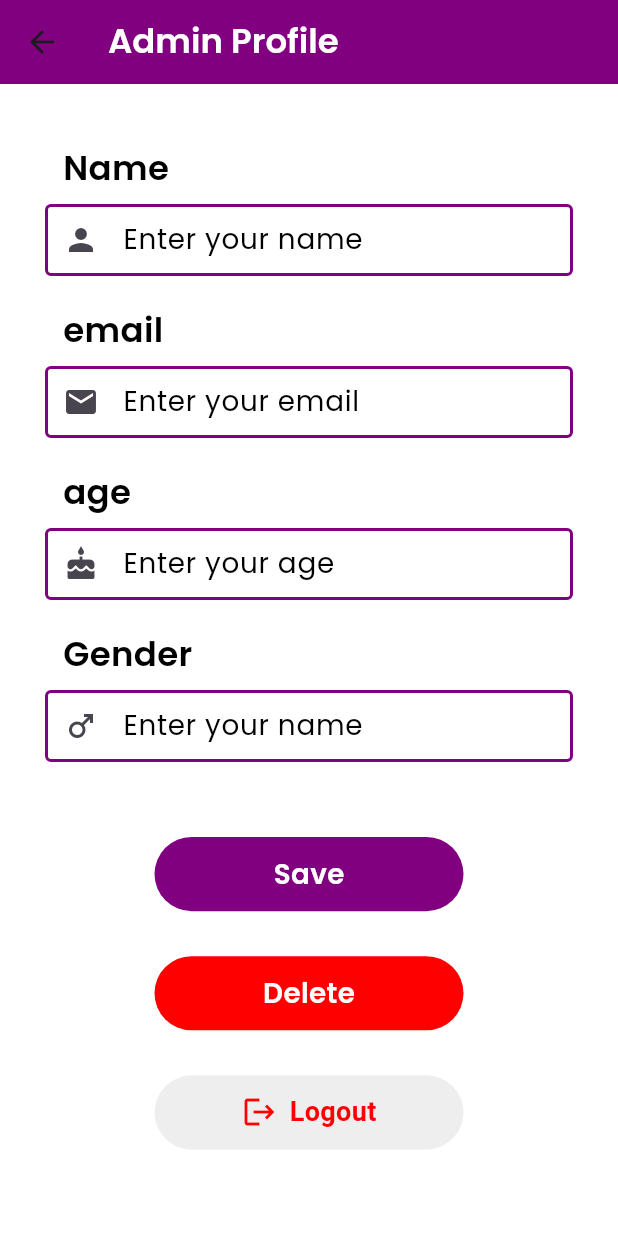
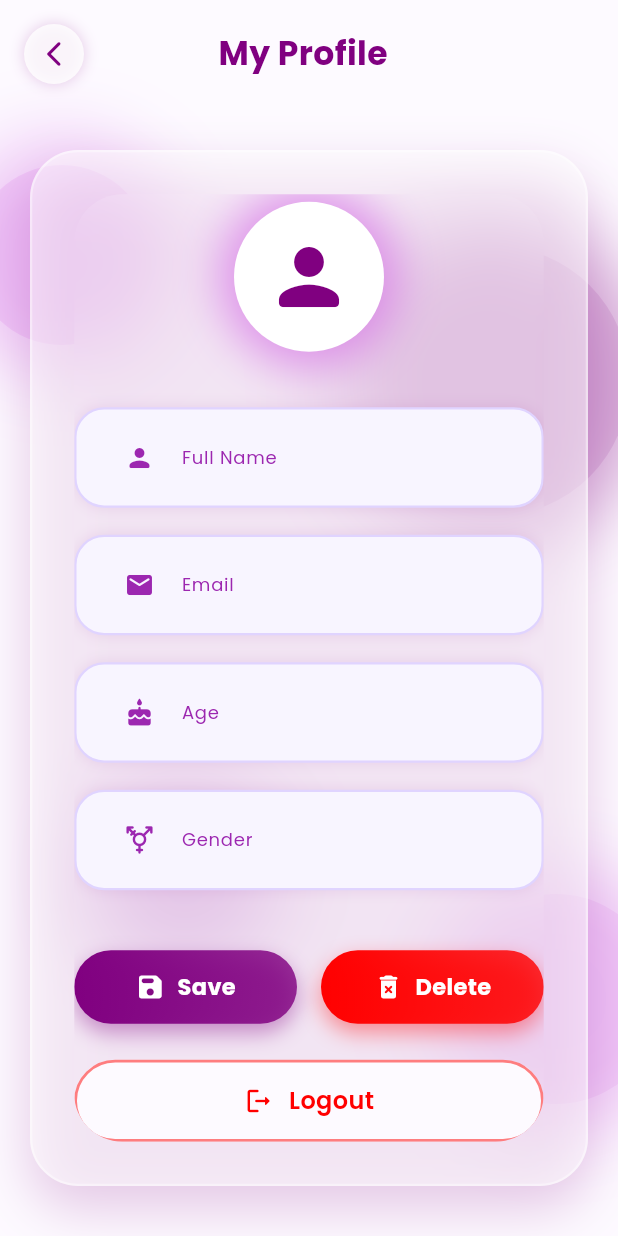
Before and after one commit to rehman3512/Admin, a Flutter app: the ProfileView screen opened by its route, on a phone screen of 412 x 824 dp. Run offline on Flutter 3.47's test engine with Material 3 defaults, Android fonts, the phone set to English and light mode, and no system bars; our stand-ins replace cloud_firestore, firebase_auth, firebase_core, get, google_fonts; accounts and stored records are empty.

Commit message:
Update profileview.dart

```diff
--- a/lib/Views/HomeViews/ProfileView/profileview.dart
+++ b/lib/Views/HomeViews/ProfileView/profileview.dart
@@ -1,13 +1,11 @@
+import 'dart:ui';
 import 'package:admin/Constants/AppColors/appcolors.dart';
 import 'package:admin/Controllers/AdminController/admincontroller.dart';
 import 'package:admin/Controllers/AuthController/authcontroller.dart';
-import 'package:admin/Widgets/CustomButton/custombutton.dart';
 import 'package:admin/Widgets/IsLoadind/isloading.dart';
-import 'package:admin/Widgets/TextFieldOutline/TextFieldOutline.dart';
-import 'package:admin/Widgets/TextWidget/textwidget.dart';
 import 'package:flutter/material.dart';
 import 'package:get/get.dart';
-
+import 'package:google_fonts/google_fonts.dart';
 
 class ProfileView extends StatelessWidget {
   ProfileView({super.key});
@@ -17,116 +15,169 @@ class ProfileView extends StatelessWidget {
 
   @override
   Widget build(BuildContext context) {
-    Future.delayed(Duration.zero, () {
-      adminController.FetchProfile();
-    });
+    Future.delayed(Duration.zero, () => adminController.FetchProfile());
+
     return Scaffold(
-      appBar: AppBar(
-        backgroundColor: AppColors.purpleColor,
-        title: TextWidget.h2("Admin Profile", AppColors.whiteColor, context),
-      ),
-      backgroundColor: AppColors.whiteColor,
+      backgroundColor: AppColors.lightBg,
       body: SafeArea(
+        child: Stack(
+          children: [
+            // Floating Orbs Background
+            ..._buildFloatingOrbs(),
+
+            // Main Content
+            Center(
               child: SingleChildScrollView(
-          child: Padding(
-            padding: EdgeInsets.symmetric(horizontal: 30, vertical: 40),
+                padding: const EdgeInsets.all(20),
                 child: Column(
-              crossAxisAlignment: CrossAxisAlignment.start,
                   children: [
-                TextFieldOutline(
-                  prefixicon: Icon(Icons.person),
-                  label: "Name",
-                  controller: authController.userController,
-                  text: "Enter your name",
-                ),
-                SizedBox(height: 20),
-                TextFieldOutline(
-                  prefixicon: Icon(Icons.email),
-                  label: "email",
-                  controller: authController.emailController,
-                  text: "Enter your email",
-                  readOnly: true,
-                ),
-                SizedBox(height: 20),
-                TextFieldOutline(
-                  prefixicon: Icon(Icons.cake),
-                  label: "age",
-                  controller: adminController.ageController,
-                  text: "Enter your age",
-                ),
-                SizedBox(height: 20),
-                TextFieldOutline(
-                  prefixicon: Icon(Icons.male),
-                  label: "Gender",
-                  controller: adminController.genderController,
-                  text: "Enter your name",
-                ),
-                SizedBox(height: 50),
-                Align(
-                  alignment: Alignment.center,
-                  child: GestureDetector(
-                    onTap: () {
-                      adminController.insertProfile();
-                    },
-                    child: adminController.isLoading.value
-                        ? Center(child: IsLoading())
-                        : CustomButton(
-                      text: "Save",
-                      textcolor: AppColors.whiteColor,
-                      color: AppColors.purpleColor,
+                    const SizedBox(height: 80),
+                    _buildFloatingProfileCard(context),
+                    const SizedBox(height: 40),
+                  ],
                 ),
               ),
             ),
-                SizedBox(height: 30),
-                Align(
-                  alignment: Alignment.center,
-                  child: GestureDetector(
-                    onTap: () {
-                      adminController.deleteProfile();
-                    },
-                    child: adminController.isDelete.value
-                        ? IsLoading()
-                        : CustomButton(
-                      text: "Delete",
-                      textcolor: AppColors.whiteColor,
-                      color: AppColors.redColor,
-                    ),
-                  ),
-                ),
-                SizedBox(height: 30,),
-                Align(
-                  alignment: Alignment.center,
-                  child: GestureDetector(
-                    onTap: () {
-                      authController.signout();
-                    },
-                    child: authController.isLoading.value
-                        ? IsLoading()
-                        : Container(
-                      height: MediaQuery.of(context).size.height * 0.06,
-                      width: MediaQuery.of(context).size.width * 0.5,
-                      decoration: BoxDecoration(
-                        color: Colors.grey.shade200, // light background
-                        borderRadius: BorderRadius.circular(30),
-                      ),
-                      child: Row(
-                        mainAxisAlignment: MainAxisAlignment.center,
-                        children: [
-                          Icon(Icons.logout, color: AppColors.redColor), // logout icon
-                          SizedBox(width: 8),
-                          Text(
-                            "Logout",
-                            style: TextStyle(
-                              color: AppColors.redColor,
-                              fontSize: 18,
-                              fontWeight: FontWeight.bold,
-                            ),
+
+            // Custom AppBar
+            Positioned(
+              top: 0,
+              left: 0,
+              right: 0,
+              child: _buildCustomAppBar(),
             ),
           ],
         ),
       ),
+    );
+  }
+
+  // Floating Orbs (Pyara Background)
+  List<Widget> _buildFloatingOrbs() {
+    return [
+      _orb(Offset(0.1, 0.2), 120, AppColors.glow.withOpacity(0.15)),
+      _orb(Offset(0.8, 0.3), 180, AppColors.primary.withOpacity(0.1)),
+      _orb(Offset(0.3, 0.7), 100, AppColors.accent.withOpacity(0.12)),
+      _orb(Offset(0.9, 0.8), 140, AppColors.glow.withOpacity(0.1)),
+    ];
+  }
+
+  Widget _orb(Offset center, double size, Color color) {
+    return Positioned(
+      left: Get.width * center.dx - size / 2,
+      top: Get.height * center.dy - size / 2,
+      child: TweenAnimationBuilder(
+        duration: Duration(seconds: 8 + (center.dx * 5).toInt()),
+        tween: Tween<double>(begin: 0, end: 1),
+        builder: (_, value, __) {
+          return Transform.translate(
+            offset: Offset(0, 20 * (value - 0.5).abs()),
+            child: Container(
+              width: size,
+              height: size,
+              decoration: BoxDecoration(
+                shape: BoxShape.circle,
+                color: color,
+                boxShadow: [
+                  BoxShadow(
+                    color: color.withOpacity(0.3),
+                    blurRadius: 40,
+                    spreadRadius: 20,
+                  ),
+                ],
               ),
             ),
+          );
+        },
+      ),
+    );
+  }
+
+  // Custom AppBar
+  Widget _buildCustomAppBar() {
+    return Container(
+      padding: const EdgeInsets.symmetric(horizontal: 16, vertical: 16),
+      child: Row(
+        children: [
+          _iconButton(Icons.arrow_back_ios_new_rounded, () => Get.back()),
+          const Spacer(),
+          Text(
+            "My Profile",
+            style: GoogleFonts.poppins(
+              fontSize: 22,
+              fontWeight: FontWeight.w700,
+              color: AppColors.primary,
+            ),
+          ),
+          const Spacer(),
+          const SizedBox(width: 48),
+        ],
+      ),
+    );
+  }
+
+  // Floating 3D Card
+  Widget _buildFloatingProfileCard(BuildContext context) {
+    return TweenAnimationBuilder(
+      duration: const Duration(milliseconds: 900),
+      tween: Tween<double>(begin: 0.0, end: 1.0),
+      builder: (context, value, child) {
+        return Transform(
+          transform: Matrix4.identity()
+            ..setEntry(3, 2, 0.001)
+            ..rotateX(0.2 * (1 - value))
+            ..scale(0.85 + (value * 0.15)),
+          alignment: Alignment.center,
+          child: Opacity(opacity: value, child: child),
+        );
+      },
+      child: Container(
+        padding: const EdgeInsets.all(28),
+        decoration: BoxDecoration(
+          color: AppColors.glass,
+          borderRadius: BorderRadius.circular(32),
+          border: Border.all(color: AppColors.whiteColor.withOpacity(0.4), width: 1.5),
+          boxShadow: [
+            BoxShadow(color: AppColors.shadow, blurRadius: 30, offset: const Offset(0, 15)),
+          ],
+        ),
+        child: ClipRRect(
+          borderRadius: BorderRadius.circular(32),
+          child: BackdropFilter(
+            filter: ImageFilter.blur(sigmaX: 20, sigmaY: 20),
+            child: Column(
+              children: [
+                // 3D Avatar
+                _build3DAvatar(),
+
+                const SizedBox(height: 32),
+
+                // Input Fields
+                _cuteInput(Icons.person_rounded, "Full Name", authController.userController, "Ahmed Ali"),
+                const SizedBox(height: 18),
+                _cuteInput(Icons.email_rounded, "Email", authController.emailController, "ahmed@gmail.com", readOnly: true),
+                const SizedBox(height: 18),
+                _cuteInput(Icons.cake_rounded, "Age", adminController.ageController, "28"),
+                const SizedBox(height: 18),
+                _cuteInput(Icons.transgender_rounded, "Gender", adminController.genderController, "Male"),
+
+                const SizedBox(height: 40),
+
+                // Action Buttons
+                Row(
+                  children: [
+                    Expanded(child: _cuteButton("Save", AppColors.primary, Icons.save_rounded, () => adminController.insertProfile())),
+                    const SizedBox(width: 16),
+                    Expanded(child: _cuteButton("Delete", AppColors.redColor, Icons.delete_forever_rounded, () => adminController.deleteProfile())),
+                  ],
+                ),
+
+                const SizedBox(height: 24),
+
+                // Logout
+                Obx(() => authController.isLoading.value
+                    ? const IsLoading()
+                    : _cuteLogoutButton()),
               ],
             ),
           ),
@@ -134,4 +185,133 @@ class ProfileView extends StatelessWidget {
       ),
     );
   }
+
+  // 3D Avatar with Glow
+  Widget _build3DAvatar() {
+    return Stack(
+      alignment: Alignment.center,
+      children: [
+        Container(
+          width: 110,
+          height: 110,
+          decoration: BoxDecoration(
+            shape: BoxShape.circle,
+            boxShadow: [
+              BoxShadow(color: AppColors.glow.withOpacity(0.6), blurRadius: 25, spreadRadius: 5),
+            ],
+          ),
+        ),
+        Container(
+          width: 100,
+          height: 100,
+          decoration: BoxDecoration(
+            shape: BoxShape.circle,
+            color: AppColors.whiteColor,
+          ),
+          child: Icon(Icons.person_rounded, size: 60, color: AppColors.primary),
+        ),
+      ],
+    );
   }
+
+  // Cute Input with Floating Label
+  Widget _cuteInput(IconData icon, String label, TextEditingController controller, String hint, {bool readOnly = false}) {
+    return Container(
+      padding: const EdgeInsets.symmetric(horizontal: 18, vertical: 8),
+      decoration: BoxDecoration(
+        color: AppColors.cardBg,
+        borderRadius: BorderRadius.circular(20),
+        border: Border.all(color: AppColors.divider, width: 1.5),
+        boxShadow: [BoxShadow(color: AppColors.shadow.withOpacity(0.1), blurRadius: 8)],
+      ),
+      child: TextField(
+        controller: controller,
+        readOnly: readOnly,
+        style: GoogleFonts.poppins(fontSize: 15, color: AppColors.blackColor, fontWeight: FontWeight.w500),
+        decoration: InputDecoration(
+          labelText: label,
+          labelStyle: GoogleFonts.poppins(fontSize: 12, color: AppColors.accent),
+          hintText: hint,
+          hintStyle: GoogleFonts.poppins(color: AppColors.greyColor.withOpacity(0.6)),
+          prefixIcon: Icon(icon, color: AppColors.accent, size: 20),
+          border: InputBorder.none,
+          contentPadding: EdgeInsets.zero,
+        ),
+      ),
+    );
+  }
+
+  // Cute Button with Micro-Interaction
+  Widget _cuteButton(String text, Color color, IconData icon, VoidCallback onTap) {
+    return Obx(() {
+      final isLoading = (text == "Save" && adminController.isLoading.value) ||
+          (text == "Delete" && adminController.isDelete.value);
+      return GestureDetector(
+        onTap: isLoading ? null : onTap,
+        child: AnimatedContainer(
+          duration: const Duration(milliseconds: 200),
+          padding: const EdgeInsets.symmetric(vertical: 14),
+          decoration: BoxDecoration(
+            gradient: LinearGradient(colors: [color, color.withOpacity(0.8)]),
+            borderRadius: BorderRadius.circular(30),
+            boxShadow: [
+              BoxShadow(color: color.withOpacity(0.4), blurRadius: isLoading ? 0 : 12, offset: const Offset(0, 6)),
+            ],
+          ),
+          child: isLoading
+              ? SizedBox(height: 20, width: 20, child: CircularProgressIndicator(strokeWidth: 2, color: AppColors.whiteColor))
+              : Row(
+            mainAxisAlignment: MainAxisAlignment.center,
+            children: [
+              Icon(icon, color: AppColors.whiteColor, size: 20),
+              const SizedBox(width: 8),
+              Text(text, style: GoogleFonts.poppins(fontSize: 15, fontWeight: FontWeight.w700, color: AppColors.whiteColor)),
+            ],
+          ),
+        ),
+      );
+    });
+  }
+
+  // Cute Logout Button
+  Widget _cuteLogoutButton() {
+    return GestureDetector(
+      onTap: () => authController.signout(),
+      child: Container(
+        padding: const EdgeInsets.symmetric(vertical: 14),
+        decoration: BoxDecoration(
+          border: Border.all(color: AppColors.redColor.withOpacity(0.5), width: 1.8),
+          borderRadius: BorderRadius.circular(30),
+          color: AppColors.lightBg,
+        ),
+        child: Row(
+          mainAxisAlignment: MainAxisAlignment.center,
+          children: [
+            Icon(Icons.logout_rounded, color: AppColors.redColor, size: 20),
+            const SizedBox(width: 10),
+            Text(
+              "Logout",
+              style: GoogleFonts.poppins(fontSize: 16, fontWeight: FontWeight.w600, color: AppColors.redColor),
+            ),
+          ],
+        ),
+      ),
+    );
+  }
+
+  // Icon Button
+  Widget _iconButton(IconData icon, VoidCallback onTap) {
+    return GestureDetector(
+      onTap: onTap,
+      child: Container(
+        padding: const EdgeInsets.all(10),
+        decoration: BoxDecoration(
+          color: AppColors.whiteColor.withOpacity(0.8),
+          shape: BoxShape.circle,
+          boxShadow: [BoxShadow(color: AppColors.shadow, blurRadius: 8)],
+        ),
+        child: Icon(icon, color: AppColors.primary, size: 20),
+      ),
+    );
+  }
+}
```
Lines whose indentation alone changed are shown as unchanged.
